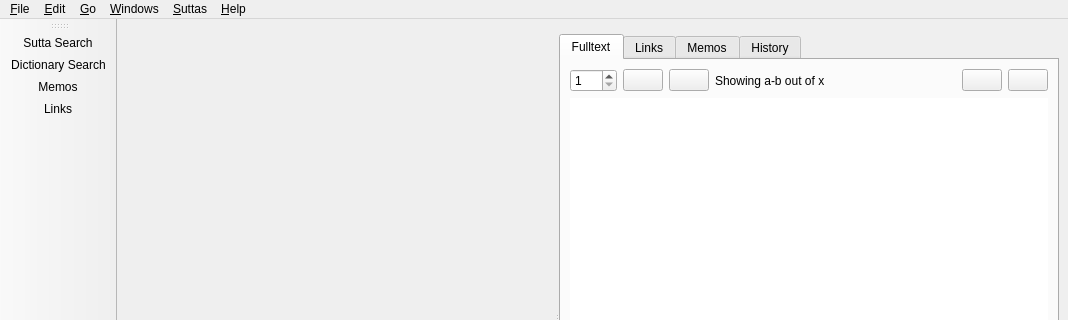
Qt form simsapa/assets/ui/sutta_search_window.ui (simsapa/simsapa) before a commit; both pictures show x 0 to 1068 and y 0 to 320 of the 1068 by 625 pixel window.
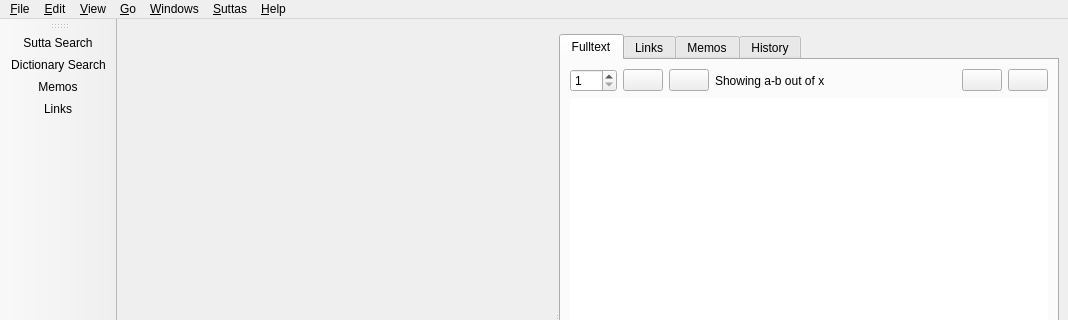
The same form after that commit. Icons and pictures are not drawn.

Commit message: menu: change font and margin size

What changed in the file:
```diff
--- a/simsapa/assets/ui/sutta_search_window.ui
+++ b/simsapa/assets/ui/sutta_search_window.ui
@@ -503,8 +503,18 @@
     <addaction name="action_Previous_Tab"/>
     <addaction name="action_Next_Tab"/>
    </widget>
+   <widget class="QMenu" name="menu_View">
+    <property name="title">
+     <string>&amp;View</string>
+    </property>
+    <addaction name="action_Increase_Text_Size"/>
+    <addaction name="action_Decrease_Text_Size"/>
+    <addaction name="action_Increase_Text_Margins"/>
+    <addaction name="action_Decrease_Text_Margins"/>
+   </widget>
    <addaction name="menu_File"/>
    <addaction name="menu_Edit"/>
+   <addaction name="menu_View"/>
    <addaction name="menu_Go"/>
    <addaction name="menu_Windows"/>
    <addaction name="menu_Suttas"/>
```
Left out of the diff: 32 changed lines with no effect on the pictures. The commit also changes 14 other files.
